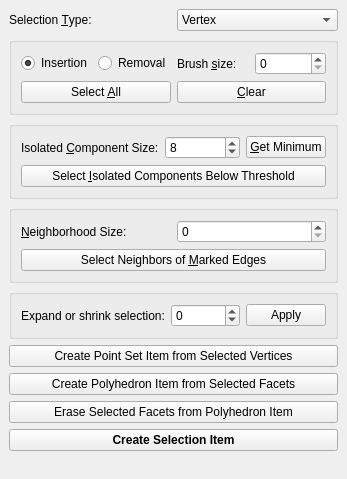
CGAL/cgal, file Polyhedron/demo/Polyhedron/Selection_widget.ui: the form before one commit.
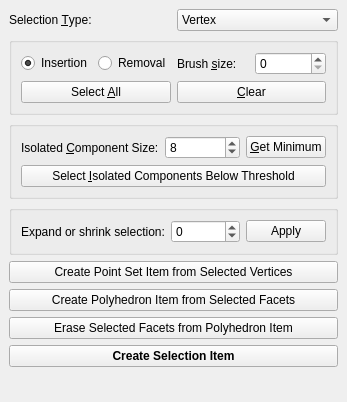
The form after the commit.

Commit message: remove sharp edges plugin and associated functionality

Diff of the .ui file:
```diff
--- a/Polyhedron/demo/Polyhedron/Selection_widget.ui
+++ b/Polyhedron/demo/Polyhedron/Selection_widget.ui
@@ -7,7 +7,7 @@
     <x>0</x>
     <y>0</y>
     <width>334</width>
-    <height>479</height>
+    <height>402</height>
    </rect>
   </property>
   <property name="windowTitle">
@@ -180,39 +180,6 @@
       </layout>
      </widget>
     </item>
-    <item>
-     <widget class="QGroupBox" name="groupBox_3">
-      <property name="title">
-       <string/>
-      </property>
-      <layout class="QVBoxLayout" name="verticalLayout">
-       <item>
-        <layout class="QHBoxLayout" name="horizontalLayout_7">
-         <item>
-          <widget class="QLabel" name="label_4">
-           <property name="text">
-            <string>&amp;Neighborhood Size:</string>
-           </property>
-           <property name="buddy">
-            <cstring>neighb_size</cstring>
-           </property>
-          </widget>
-         </item>
-         <item>
-          <widget class="QSpinBox" name="neighb_size"/>
-         </item>
-        </layout>
-       </item>
-       <item>
-        <widget class="QPushButton" name="select_marked_edges_button">
-         <property name="text">
-          <string>Select Neighbors of &amp;Marked Edges</string>
-         </property>
-        </widget>
-       </item>
-      </layout>
-     </widget>
-    </item>
     <item>
      <widget class="QGroupBox" name="groupBox_4">
       <property name="title">
```
The commit also changes 4 other files.
